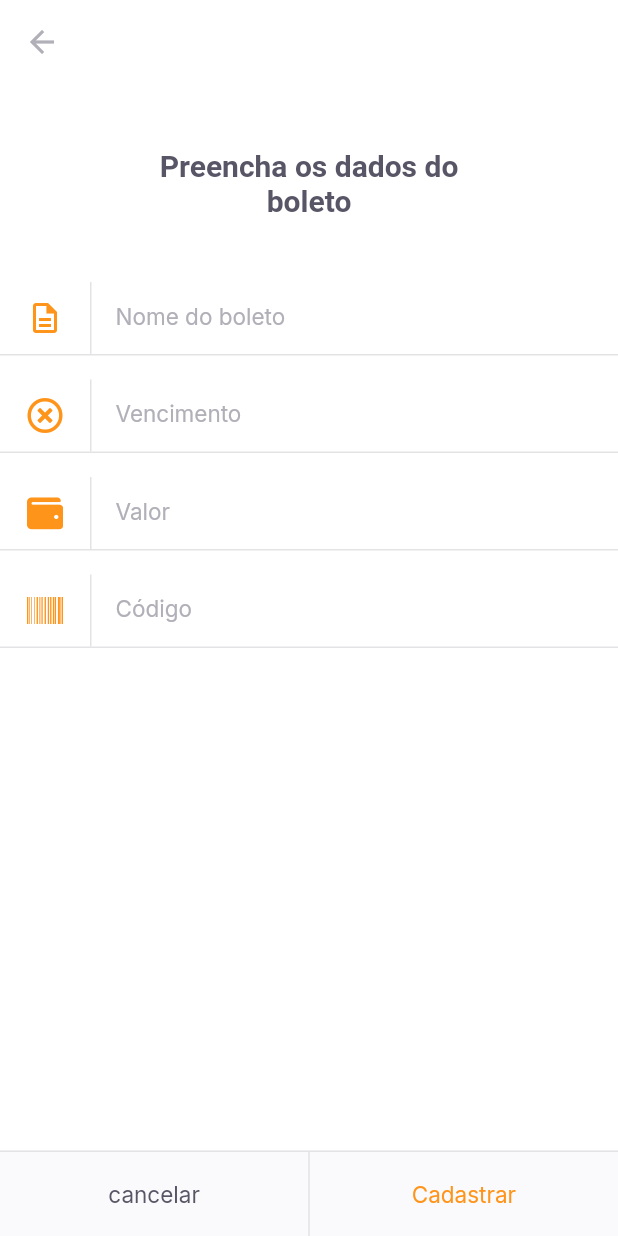
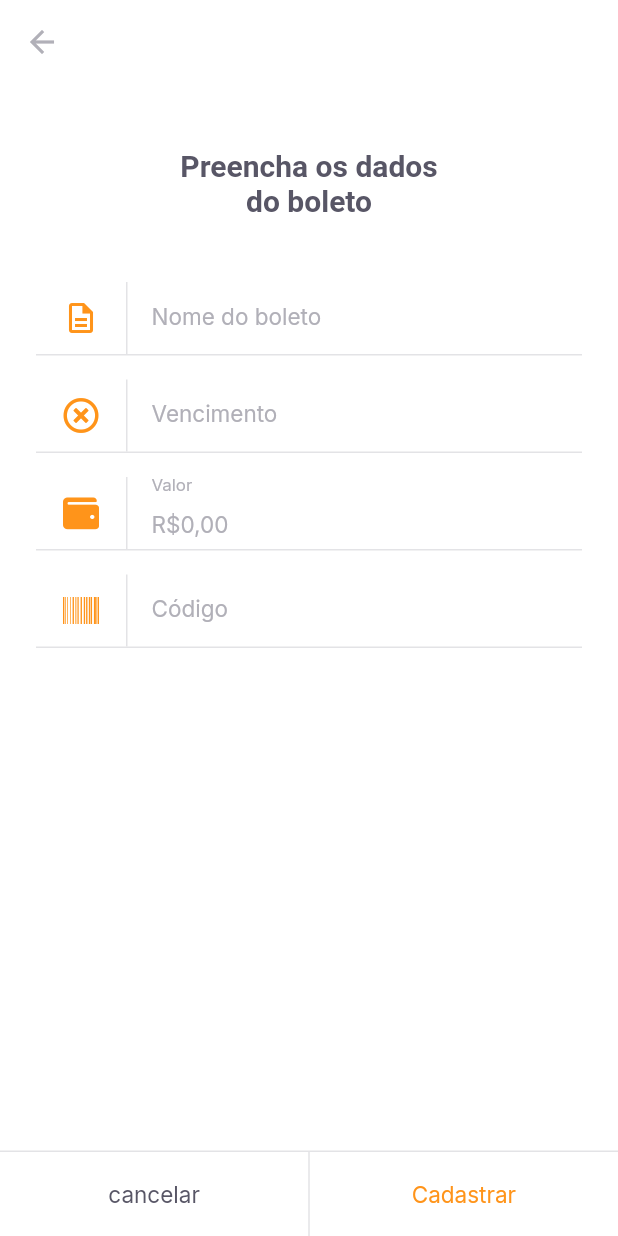
Before and after one commit to JoaoReisA/Flutter-Boleto-App, a Flutter app: the screen it shows after launch, on a phone screen of 412 x 824 dp. Run offline on Flutter 3.47's test engine with Material 2 defaults, Android fonts, the phone set to English and light mode, and no system bars; our stand-ins replace camera, firebase_core, flutter_masked_text2, font_awesome_flutter, google_fonts, google_sign_in and 2 more; missing offline and left inert: google_ml_kit; accounts and stored records are empty.

Commit message:
Creating boleto controllers

```diff
--- /dev/null
+++ b/app/lib/modules/insert_boleto/insert_boleto_controller.dart
@@ -0,0 +1,10 @@
+class InsertBoletoController{
+    String? validateName(String? value) =>
+      value?.isEmpty ?? true ? "O nome não pode ser vazio" : null;
+  String? validateVencimento(String? value) =>
+      value?.isEmpty ?? true ? "A data de vencimento não pode ser vazio" : null;
+  String? validateValor(double value) =>
+      value == 0 ? "Insira um valor maior que R\$ 0,00" : null;
+  String? validateCodigo(String? value) =>
+      value?.isEmpty ?? true ? "O código do boleto não pode ser vazio" : null;
+}
--- a/app/lib/modules/insert_boleto/insert_boleto_page.dart
+++ b/app/lib/modules/insert_boleto/insert_boleto_page.dart
@@ -3,11 +3,32 @@ import 'package:app/shared/themes/app_text_styles.dart';
 import 'package:app/shared/widgets/input_text/input_text_widget.dart';
 import 'package:app/shared/widgets/set_label_buttons/set_label_buttons.dart';
 import 'package:flutter/material.dart';
+import 'package:flutter_masked_text2/flutter_masked_text2.dart';
 import 'package:font_awesome_flutter/font_awesome_flutter.dart';
 
-class InsertBoletoPage extends StatelessWidget {
-  const InsertBoletoPage({Key? key}) : super(key: key);
+class InsertBoletoPage extends StatefulWidget {
+  final String? barcode;
+  const InsertBoletoPage({Key? key, this.barcode}) : super(key: key);
 
+  @override
+  State<InsertBoletoPage> createState() => _InsertBoletoPageState();
+}
+
+class _InsertBoletoPageState extends State<InsertBoletoPage> {
+  final moneyInputTextController = MoneyMaskedTextController(
+    leftSymbol: "R\$",
+    decimalSeparator: ",",
+  );
+  final dueDateInputTextController = MaskedTextController(mask: "00/00/0000");
+  final barcodeInputTextController = TextEditingController();
+
+  @override
+  void initState() {
+    if(widget.barcode != null){
+      barcodeInputTextController.text = widget.barcode!;
+    }
+    super.initState();
+  }
   @override
   Widget build(BuildContext context) {
     return Scaffold(
@@ -17,7 +38,9 @@ class InsertBoletoPage extends StatelessWidget {
         elevation: 0,
         leading: const BackButton(color: AppColors.input),
       ),
-        body: Column(
+      body: Padding(
+        padding: const EdgeInsets.symmetric(horizontal: 24),
+        child: Column(
           crossAxisAlignment: CrossAxisAlignment.center,
           children: [
             Padding(
@@ -34,23 +57,34 @@ class InsertBoletoPage extends StatelessWidget {
               onChanged: (value) {},
             ),
             InputTextWidget(
+              controller: dueDateInputTextController,
               label: "Vencimento ",
               icon: FontAwesomeIcons.timesCircle,
               onChanged: (value) {},
             ),
             InputTextWidget(
+              controller: moneyInputTextController,
               label: "Valor",
               icon: FontAwesomeIcons.wallet,
               onChanged: (value) {},
             ),
             InputTextWidget(
+              controller: barcodeInputTextController,
               label: "Código",
               icon: FontAwesomeIcons.barcode,
               onChanged: (value) {},
             ),
           ],
         ),
-        bottomNavigationBar: SetLabelButtons(primaryLabel: "cancelar", primaryOnPressed: (){}, secondaryLabel: "Cadastrar", secondaryOnPressed: (){}, enableSecondaryColor:true),
+      ),
+      bottomNavigationBar: SetLabelButtons(
+          primaryLabel: "cancelar",
+          primaryOnPressed: () {
+            Navigator.pop(context);
+          },
+          secondaryLabel: "Cadastrar",
+          secondaryOnPressed: () {},
+          enableSecondaryColor: true),
     );
   }
 }
--- a/app/lib/shared/widgets/set_label_buttons/set_label_buttons.dart
+++ b/app/lib/shared/widgets/set_label_buttons/set_label_buttons.dart
@@ -25,7 +25,7 @@ class SetLabelButtons extends StatelessWidget {
   @override
   Widget build(BuildContext context) {
     return Container(
-      color: AppColors.shape,
+      color: AppColors.background,
       height: 57,
       child: Column(
         mainAxisSize: MainAxisSize.min,
--- a/app/pubspec.yaml
+++ b/app/pubspec.yaml
@@ -44,6 +44,7 @@ dependencies:
   image_picker_for_web: ^2.1.4
   camera: ^0.8.1+3
   font_awesome_flutter: ^9.2.0
+  flutter_masked_text2: ^0.9.1
 
 dev_dependencies:
   flutter_test:
```
Also changed, not shown: app/pubspec.lock. Lines whose indentation alone changed are shown as unchanged.
